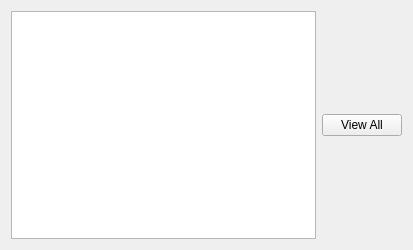
Before: the Qt Designer form NoteKeeperWithGUI/NoteKeeperWithGUI.ui in AHB99/note-keeper-with-gui, drawn with Qt 5.
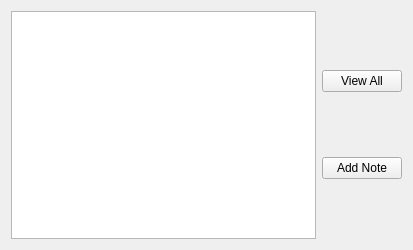
After: the same form once the commit is applied.

Commit message: Started Add Note functionality

Patch:
```diff
--- a/NoteKeeperWithGUI/NoteKeeperWithGUI.ui
+++ b/NoteKeeperWithGUI/NoteKeeperWithGUI.ui
@@ -13,18 +13,29 @@
   <property name="windowTitle">
    <string>NoteKeeperWithGUI</string>
   </property>
-  <layout class="QHBoxLayout" name="horizontalLayout_2">
+  <layout class="QVBoxLayout" name="verticalLayout_2">
    <item>
     <layout class="QHBoxLayout" name="horizontalLayout">
      <item>
       <widget class="QListWidget" name="notesList"/>
      </item>
      <item>
+      <layout class="QVBoxLayout" name="verticalLayout">
+       <item>
       <widget class="QPushButton" name="viewAllButton">
        <property name="text">
         <string>View All</string>
        </property>
       </widget>
+       </item>
+       <item>
+        <widget class="QPushButton" name="addNoteButton">
+         <property name="text">
+          <string>Add Note</string>
+         </property>
+        </widget>
+       </item>
+      </layout>
      </item>
     </layout>
    </item>
```
Lines whose indentation alone changed are shown as unchanged. The commit also changes 9 other files.
